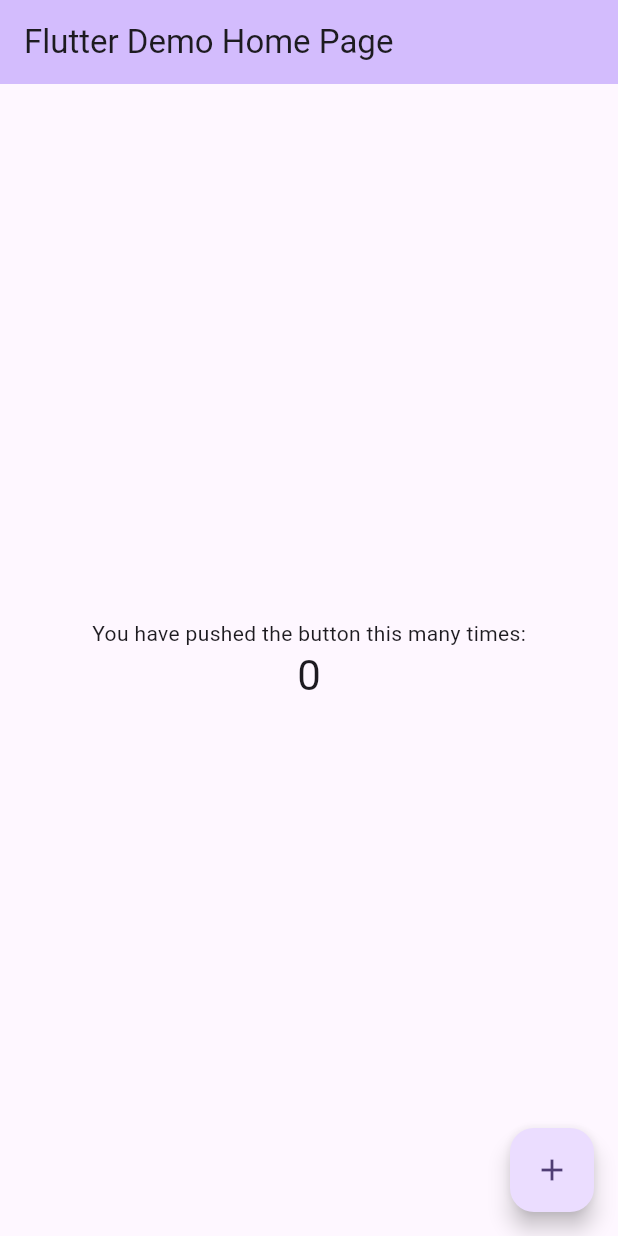
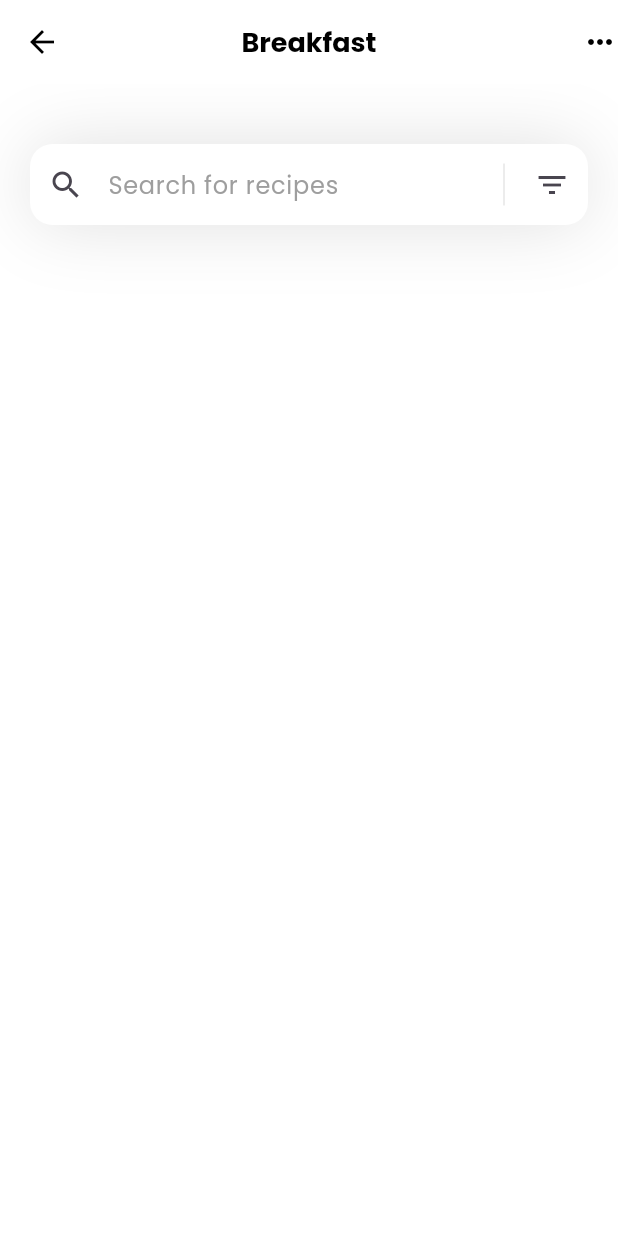
Before and after one commit to dfrodriguez45/fitness, a Flutter app: the screen it shows after launch, on a phone screen of 412 x 824 dp. Run offline on Flutter 3.47's test engine with Material 3 defaults, Android fonts, the phone set to English and light mode, and no system bars.

Commit message:
Add new SVG icons for dots, arrow, search, button, and filter

```diff
--- a/lib/main.dart
+++ b/lib/main.dart
@@ -1,3 +1,4 @@
+import 'package:fitness/pages/home.dart';
 import 'package:flutter/material.dart';
 
 void main() {
@@ -11,115 +12,11 @@ class MyApp extends StatelessWidget {
   @override
   Widget build(BuildContext context) {
     return MaterialApp(
-      title: 'Flutter Demo',
+      debugShowCheckedModeBanner: false,
       theme: ThemeData(
-        // This is the theme of your application.
-        //
-        // TRY THIS: Try running your application with "flutter run". You'll see
-        // the application has a purple toolbar. Then, without quitting the app,
-        // try changing the seedColor in the colorScheme below to Colors.green
-        // and then invoke "hot reload" (save your changes or press the "hot
-        // reload" button in a Flutter-supported IDE, or press "r" if you used
-        // the command line to start the app).
-        //
-        // Notice that the counter didn't reset back to zero; the application
-        // state is not lost during the reload. To reset the state, use hot
-        // restart instead.
-        //
-        // This works for code too, not just values: Most code changes can be
-        // tested with just a hot reload.
-        colorScheme: ColorScheme.fromSeed(seedColor: Colors.deepPurple),
-        useMaterial3: true,
+        fontFamily: "Poppins",
       ),
-      home: const MyHomePage(title: 'Flutter Demo Home Page'),
+      home: const HomePage(),
     );
   }
 }
-
-class MyHomePage extends StatefulWidget {
-  const MyHomePage({super.key, required this.title});
-
-  // This widget is the home page of your application. It is stateful, meaning
-  // that it has a State object (defined below) that contains fields that affect
-  // how it looks.
-
-  // This class is the configuration for the state. It holds the values (in this
-  // case the title) provided by the parent (in this case the App widget) and
-  // used by the build method of the State. Fields in a Widget subclass are
-  // always marked "final".
-
-  final String title;
-
-  @override
-  State<MyHomePage> createState() => _MyHomePageState();
-}
-
-class _MyHomePageState extends State<MyHomePage> {
-  int _counter = 0;
-
-  void _incrementCounter() {
-    setState(() {
-      // This call to setState tells the Flutter framework that something has
-      // changed in this State, which causes it to rerun the build method below
-      // so that the display can reflect the updated values. If we changed
-      // _counter without calling setState(), then the build method would not be
-      // called again, and so nothing would appear to happen.
-      _counter++;
-    });
-  }
-
-  @override
-  Widget build(BuildContext context) {
-    // This method is rerun every time setState is called, for instance as done
-    // by the _incrementCounter method above.
-    //
-    // The Flutter framework has been optimized to make rerunning build methods
-    // fast, so that you can just rebuild anything that needs updating rather
-    // than having to individually change instances of widgets.
-    return Scaffold(
-      appBar: AppBar(
-        // TRY THIS: Try changing the color here to a specific color (to
-        // Colors.amber, perhaps?) and trigger a hot reload to see the AppBar
-        // change color while the other colors stay the same.
-        backgroundColor: Theme.of(context).colorScheme.inversePrimary,
-        // Here we take the value from the MyHomePage object that was created by
-        // the App.build method, and use it to set our appbar title.
-        title: Text(widget.title),
-      ),
-      body: Center(
-        // Center is a layout widget. It takes a single child and positions it
-        // in the middle of the parent.
-        child: Column(
-          // Column is also a layout widget. It takes a list of children and
-          // arranges them vertically. By default, it sizes itself to fit its
-          // children horizontally, and tries to be as tall as its parent.
-          //
-          // Column has various properties to control how it sizes itself and
-          // how it positions its children. Here we use mainAxisAlignment to
-          // center the children vertically; the main axis here is the vertical
-          // axis because Columns are vertical (the cross axis would be
-          // horizontal).
-          //
-          // TRY THIS: Invoke "debug painting" (choose the "Toggle Debug Paint"
-          // action in the IDE, or press "p" in the console), to see the
-          // wireframe for each widget.
-          mainAxisAlignment: MainAxisAlignment.center,
-          children: <Widget>[
-            const Text(
-              'You have pushed the button this many times:',
-            ),
-            Text(
-              '$_counter',
-              style: Theme.of(context).textTheme.headlineMedium,
-            ),
-          ],
-        ),
-      ),
-      floatingActionButton: FloatingActionButton(
-        onPressed: _incrementCounter,
-        tooltip: 'Increment',
-        child: const Icon(Icons.add),
-      ), // This trailing comma makes auto-formatting nicer for build methods.
-    );
-  }
-}
--- /dev/null
+++ b/lib/pages/home.dart
@@ -0,0 +1,105 @@
+import "package:flutter/material.dart";
+
+class HomePage extends StatelessWidget {
+  const HomePage({super.key});
+
+  @override
+  Widget build(BuildContext context) {
+    return Scaffold(
+      backgroundColor: Colors.white,
+      appBar: appBar(),
+      body: _searchField(),
+    );
+  }
+
+  Column _searchField() {
+    return Column(
+      children: [
+        Container(
+          margin: const EdgeInsets.only(top: 40, left: 20, right: 20),
+          decoration: BoxDecoration(
+            color: Colors.white,
+            borderRadius: BorderRadius.circular(20),
+            boxShadow: const [
+              BoxShadow(
+                color: Colors.black12,
+                blurRadius: 40,
+                spreadRadius: 0.0,
+              )
+            ],
+          ),
+          child: const TextField(
+            decoration: InputDecoration(
+              filled: true,
+              fillColor: Colors.white,
+              contentPadding: EdgeInsets.all(15),
+              hintText: "Search for recipes",
+              hintStyle: TextStyle(
+                color: Colors.grey,
+              ),
+              prefixIcon: Padding(
+                padding: EdgeInsets.all(12),
+                child: Icon(
+                  Icons.search,
+                ),
+              ),
+              suffixIcon: SizedBox(
+                width: 100,
+                child: IntrinsicHeight(
+                  child: Row(
+                    mainAxisAlignment: MainAxisAlignment.end,
+                    children: [
+                      VerticalDivider(
+                        color: Colors.black,
+                        indent: 10,
+                        endIndent: 10,
+                        thickness: 0.1,
+                      ),
+                      Padding(
+                        padding: EdgeInsets.all(12),
+                        child: Icon(
+                          Icons.filter_list,
+                        ),
+                      ),
+                    ],
+                  ),
+                ),
+              ),
+              border: OutlineInputBorder(
+                borderSide: BorderSide.none,
+                borderRadius: BorderRadius.all(Radius.circular(15)),
+              ),
+            ),
+          ),
+        )
+      ],
+    );
+  }
+
+  AppBar appBar() {
+    return AppBar(
+      title: const Text("Breakfast",
+          style: TextStyle(
+              color: Colors.black, fontSize: 18, fontWeight: FontWeight.bold)),
+      backgroundColor: Colors.white,
+      elevation: 0.0,
+      centerTitle: true,
+      leading: GestureDetector(
+        onTap: () {},
+        child: const Icon(
+          Icons.arrow_back,
+          color: Colors.black,
+        ),
+      ),
+      actions: [
+        GestureDetector(
+          onTap: () {},
+          child: const Icon(
+            Icons.more_horiz,
+            color: Colors.black,
+          ),
+        ),
+      ],
+    );
+  }
+}
```
Also changed, not shown: pubspec.yaml (+16 -12 lines), assets/icons/Arrow - Left 2.svg (added), assets/icons/Filter.svg (added), assets/icons/Search.svg (added), assets/icons/blueberry-pancake.svg (added), assets/icons/button.svg (added), assets/icons/canai-bread.svg (added), assets/icons/dots.svg (added), assets/icons/honey-pancakes.svg (added), assets/icons/orange-snacks.svg (added), assets/icons/pancakes.svg (added), assets/icons/pie.svg (added), assets/icons/plate.svg (added), assets/icons/salmon-nigiri.svg (added), 5 more files.
